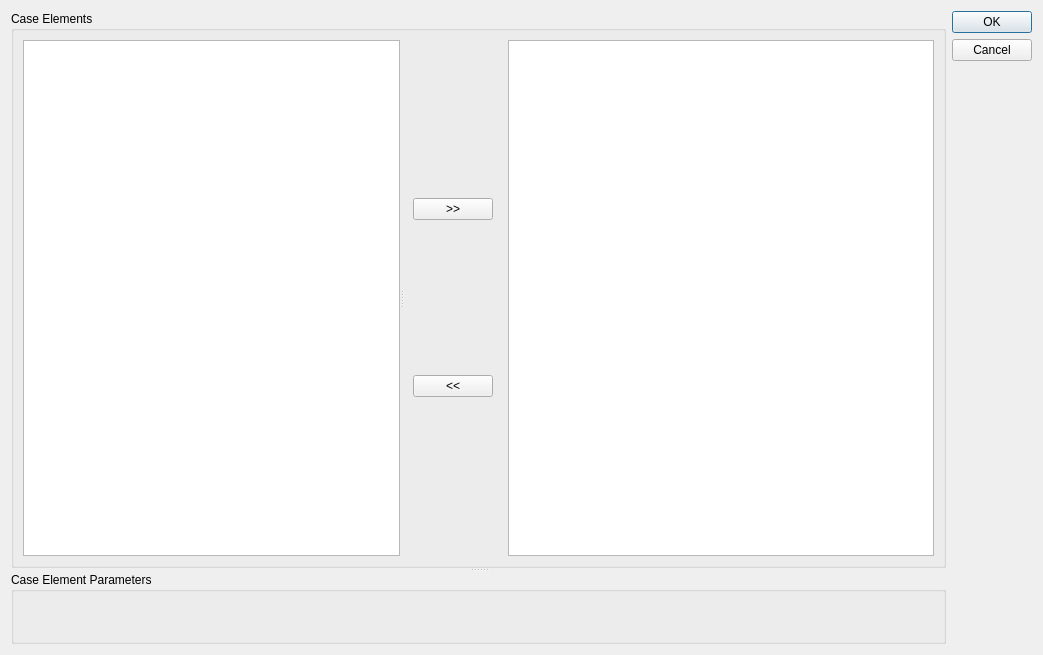
Before: the Qt Designer form src/extensions/openfoam/isutils/isofCaseBuilder/isofcasebuilderwindow.ui in hkroeger/insightcae, drawn with Qt 5.
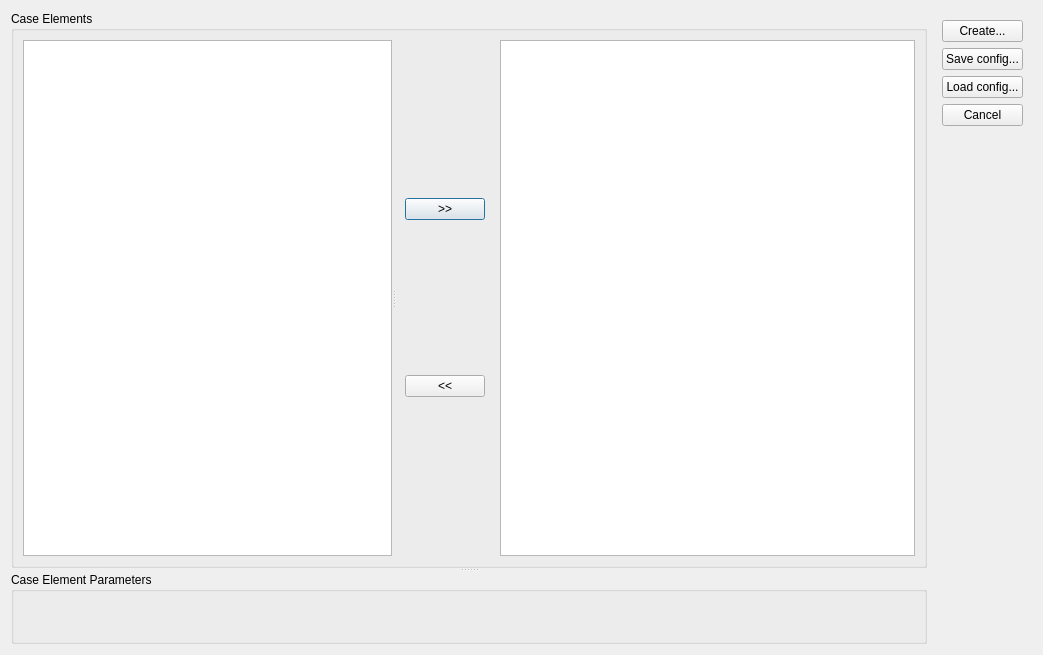
After: the same form once the commit is applied.

Commit message: casebuilder: save/restore config

Diff of the .ui file:
```diff
--- a/src/extensions/openfoam/isutils/isofCaseBuilder/isofcasebuilderwindow.ui
+++ b/src/extensions/openfoam/isutils/isofCaseBuilder/isofcasebuilderwindow.ui
@@ -69,13 +69,56 @@
     </widget>
    </item>
    <item>
-    <widget class="QDialogButtonBox" name="buttonBox">
-     <property name="orientation">
-      <enum>Qt::Vertical</enum>
+    <widget class="QWidget" name="widget_3" native="true">
+     <property name="sizePolicy">
+      <sizepolicy hsizetype="Maximum" vsizetype="Preferred">
+       <horstretch>0</horstretch>
+       <verstretch>0</verstretch>
+      </sizepolicy>
      </property>
-     <property name="standardButtons">
-      <set>QDialogButtonBox::Cancel|QDialogButtonBox::Ok</set>
-     </property>
+     <layout class="QVBoxLayout" name="verticalLayout_3">
+      <item>
+       <widget class="QPushButton" name="create_btn">
+        <property name="text">
+         <string>Create...</string>
+        </property>
+       </widget>
+      </item>
+      <item>
+       <widget class="QPushButton" name="save_btn">
+        <property name="text">
+         <string>Save config...</string>
+        </property>
+       </widget>
+      </item>
+      <item>
+       <widget class="QPushButton" name="load_btn">
+        <property name="text">
+         <string>Load config...</string>
+        </property>
+       </widget>
+      </item>
+      <item>
+       <widget class="QPushButton" name="cancel_btn">
+        <property name="text">
+         <string>Cancel</string>
+        </property>
+       </widget>
+      </item>
+      <item>
+       <spacer name="verticalSpacer">
+        <property name="orientation">
+         <enum>Qt::Vertical</enum>
+        </property>
+        <property name="sizeHint" stdset="0">
+         <size>
+          <width>20</width>
+          <height>40</height>
+         </size>
+        </property>
+       </spacer>
+      </item>
+     </layout>
     </widget>
    </item>
   </layout>
```
Left out of the diff: 35 changed lines with no effect on the pictures. The commit also changes 2 other files.
